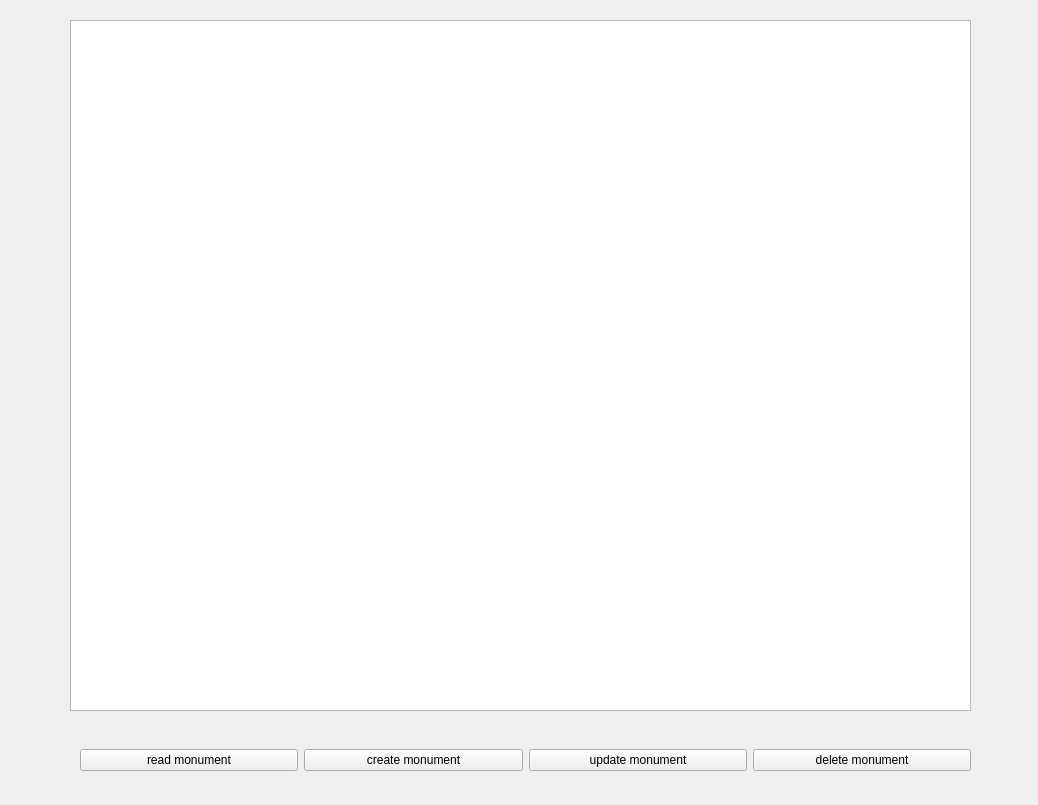
The window that app/ui/monuments_list_window.ui (reisenbest/PPK_ARCHEOMAP) describes before a commit, drawn with Qt 5.
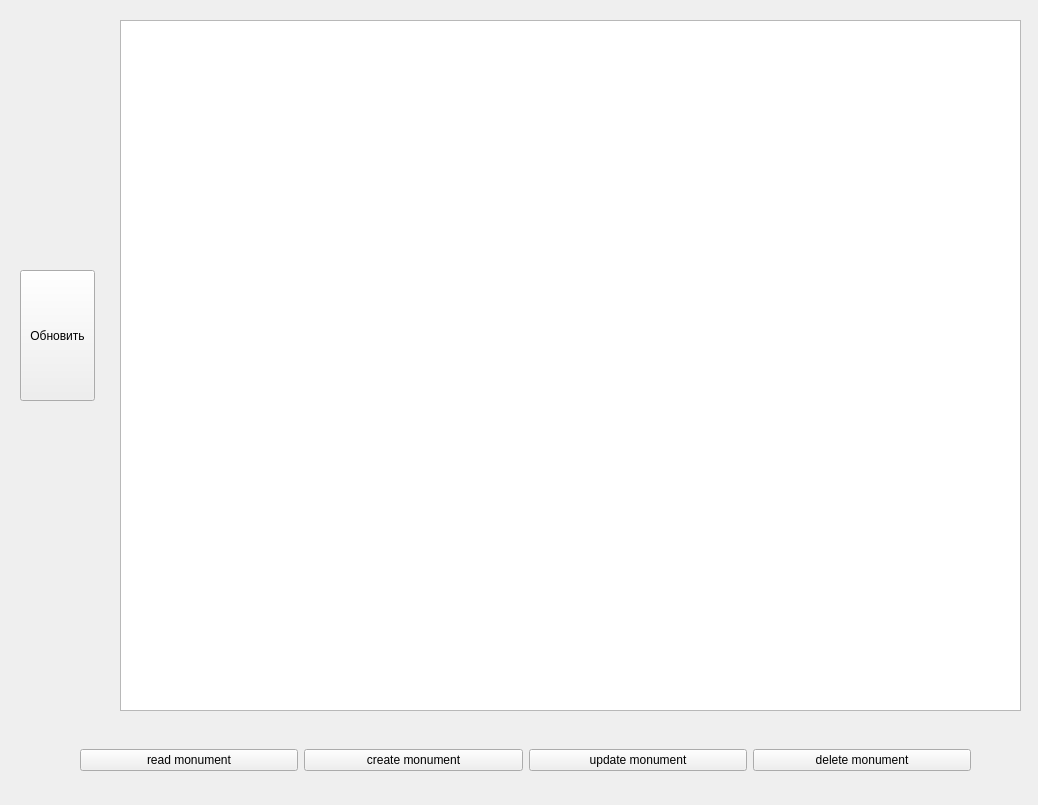
The same window after the commit.

Commit message: delete monument method

```diff
--- a/app/ui/monuments_list_window.ui
+++ b/app/ui/monuments_list_window.ui
@@ -16,7 +16,7 @@
   <widget class="QListWidget" name="MonumentslistWidget">
    <property name="geometry">
     <rect>
-     <x>70</x>
+     <x>120</x>
      <y>20</y>
      <width>901</width>
      <height>691</height>
@@ -63,6 +63,19 @@
     </item>
    </layout>
   </widget>
+  <widget class="QPushButton" name="refreshBtn">
+   <property name="geometry">
+    <rect>
+     <x>20</x>
+     <y>270</y>
+     <width>75</width>
+     <height>131</height>
+    </rect>
+   </property>
+   <property name="text">
+    <string>Обновить</string>
+   </property>
+  </widget>
  </widget>
  <resources/>
  <connections/>
```
The commit also changes 14 other files.
